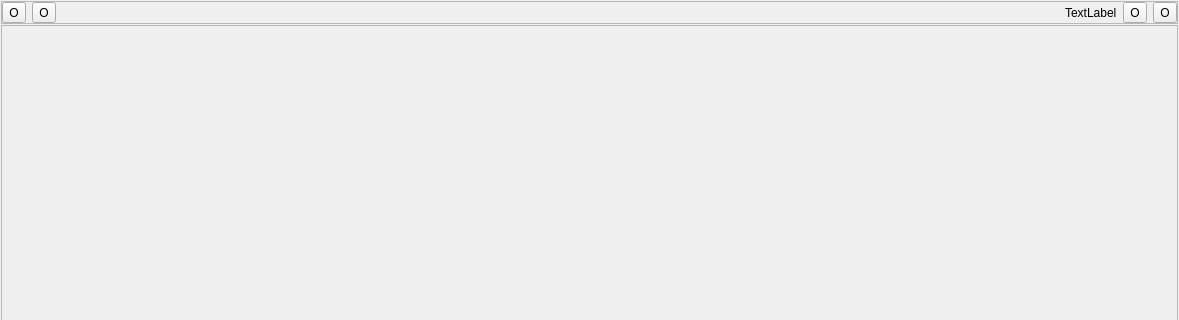
Before: the Qt Designer form mainwindow.ui in zhaohuarong/AVBrowser, drawn with Qt 5; both pictures show x 0 to 1179 and y 0 to 320 of the 1179 by 616 pixel window.
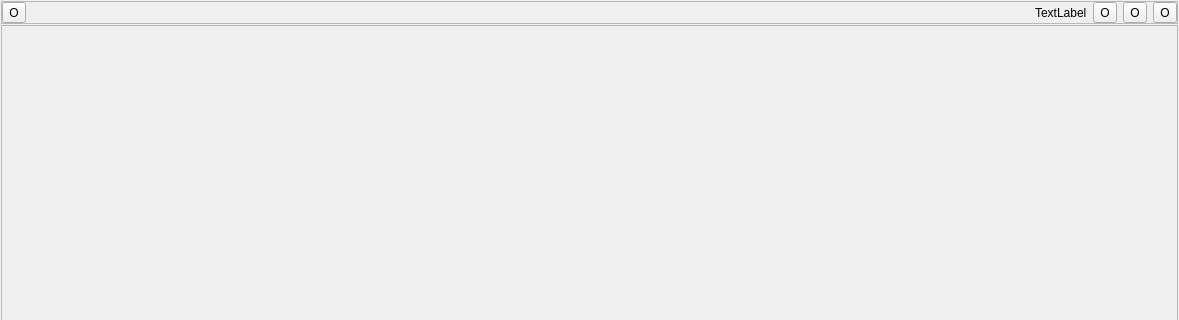
After: the same form once the commit is applied. Icons and pictures are not drawn.

Diff of the .ui file:
```diff
--- a/mainwindow.ui
+++ b/mainwindow.ui
@@ -68,23 +68,6 @@
          </property>
         </widget>
        </item>
-       <item>
-        <widget class="QToolButton" name="btnRefresh">
-         <property name="text">
-          <string>O</string>
-         </property>
-         <property name="icon">
-          <iconset resource="res.qrc">
-           <normaloff>:/image/refresh.png</normaloff>:/image/refresh.png</iconset>
-         </property>
-         <property name="iconSize">
-          <size>
-           <width>32</width>
-           <height>32</height>
-          </size>
-         </property>
-        </widget>
-       </item>
        <item>
         <spacer name="horizontalSpacer">
          <property name="orientation">
@@ -139,6 +122,23 @@
          </property>
         </widget>
        </item>
+       <item>
+        <widget class="QToolButton" name="btnRefresh">
+         <property name="text">
+          <string>O</string>
+         </property>
+         <property name="icon">
+          <iconset resource="res.qrc">
+           <normaloff>:/image/refresh.png</normaloff>:/image/refresh.png</iconset>
+         </property>
+         <property name="iconSize">
+          <size>
+           <width>32</width>
+           <height>32</height>
+          </size>
+         </property>
+        </widget>
+       </item>
       </layout>
      </widget>
     </item>
```
